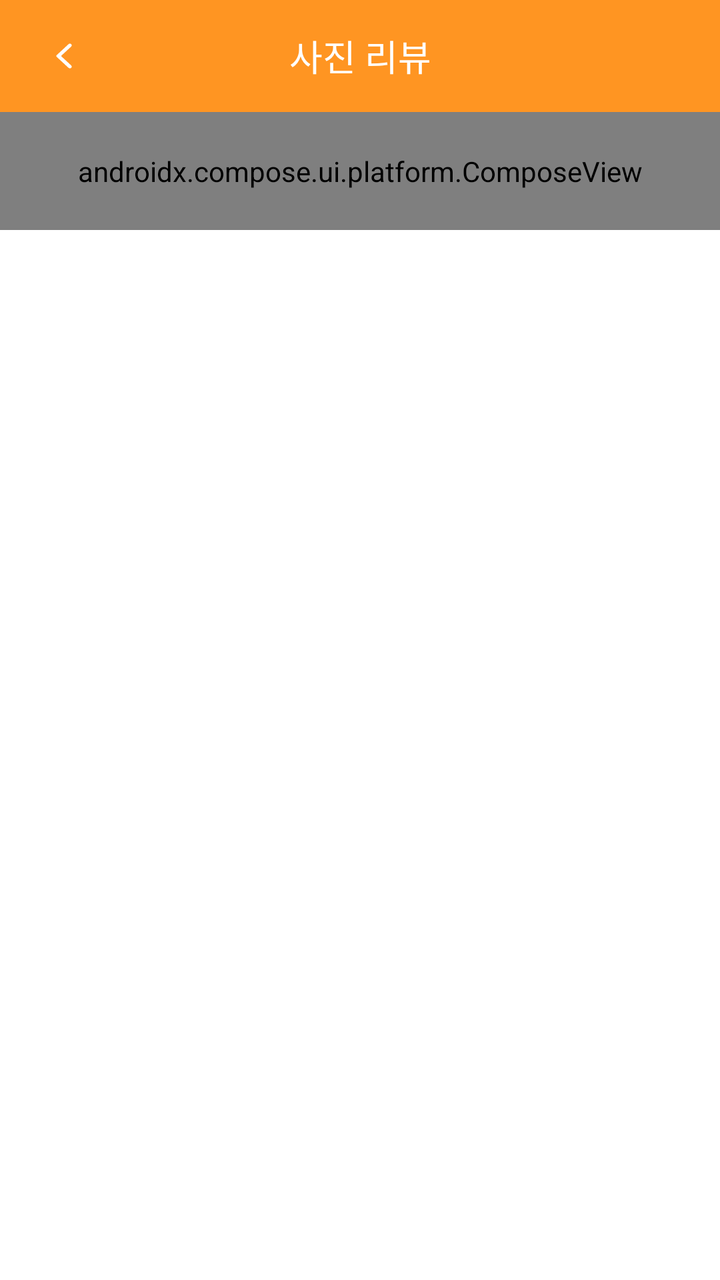
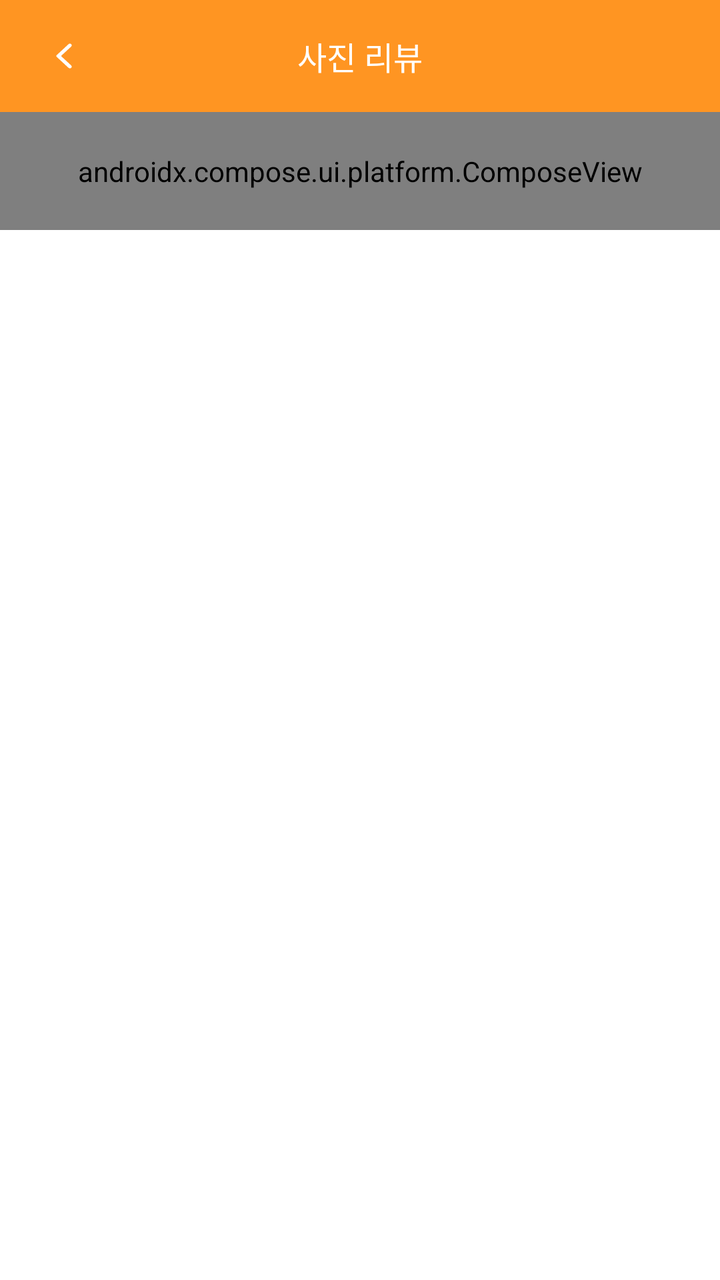

An Android layout rendered at two revisions. The XML below is the earlier revision; the diff shows what the commit changed to produce the second picture.
<!-- AndroidManifest.xml: application theme Theme.Siksha -->
<!-- res/layout/fragment_review_photo.xml -->
<?xml version="1.0" encoding="utf-8"?>
<LinearLayout xmlns:android="http://schemas.android.com/apk/res/android"
    xmlns:app="http://schemas.android.com/apk/res-auto"
    xmlns:tools="http://schemas.android.com/tools"
    android:layout_width="match_parent"
    android:layout_height="match_parent"
    android:background="@color/background_primary"
    android:orientation="vertical"
    tools:context=".ui.menuDetail.review.ReviewPhotoFragment">

    <LinearLayout
        android:id="@+id/tool_bar"
        android:layout_width="match_parent"
        android:layout_height="56dp"
        android:gravity="center_vertical"
        android:orientation="horizontal"
        android:background="@color/background_GNB" >

        <ImageView
            android:id="@+id/close_button"
            android:layout_width="wrap_content"
            android:layout_height="wrap_content"
            android:paddingHorizontal="20dp"
            android:paddingVertical="16dp"
            android:src="@drawable/ic_back_arrow" />

        <TextView
            android:layout_width="wrap_content"
            android:layout_height="wrap_content"
            android:layout_marginHorizontal="10dp"
            android:layout_marginVertical="12dp"
            android:layout_weight="1"
            android:fontFamily="@font/nanum_square_bold"
            android:text="@string/review_photo_title"
            android:textColor="@color/text_GNB"
            android:textAlignment="center"
            android:textSize="18dp" />

        
        <ImageView
            android:id="@+id/back_button_invisible"
            android:layout_width="wrap_content"
            android:layout_height="wrap_content"
            android:paddingHorizontal="20dp"
            android:paddingVertical="16dp"
            android:src="@drawable/ic_back_arrow"
            android:visibility="invisible" />

    </LinearLayout>

    <androidx.compose.ui.platform.ComposeView
        android:id="@+id/compose_view"
        android:layout_width="match_parent"
        android:layout_height="wrap_content"
        android:paddingTop="20dp"
        android:paddingBottom="20dp" />

    <TextView
        android:id="@+id/text_no_reviews"
        android:layout_width="match_parent"
        android:layout_height="0dp"
        android:layout_weight="1"
        android:visibility="gone"
        android:text="@string/review_nothing"
        android:fontFamily="@font/nanum_square_regular"
        android:textSize="18dp"
        android:gravity="center"
        android:textColor="@color/gray_700" />

</LinearLayout>
<!-- resources referenced by this layout -->
<resources>
  <color name="background_GNB">@color/orange_500</color>
  <color name="background_primary">@color/white</color>
  <color name="gray_700">#FF727478</color>
  <color name="text_GNB">@color/white</color>
  <!-- drawable ic_back_arrow (drawable) -->
  <vector xmlns:android="http://schemas.android.com/apk/res/android"
      android:width="24dp"
      android:height="24dp"
      android:viewportWidth="24"
      android:viewportHeight="24">
    <group
        android:rotation="180"
        android:pivotX="12"
        android:pivotY="12">
      <path
          android:pathData="M9.722,6.07L15.675,11.58C15.926,11.812 15.926,12.187 15.675,12.42L9.722,17.93C9.36,18.265 8.771,18.265 8.408,17.93C8.046,17.594 8.046,17.049 8.408,16.714L13.501,12L8.408,7.287C8.046,6.951 8.046,6.406 8.408,6.07C8.771,5.735 9.36,5.735 9.722,6.07Z"
          android:fillColor="@color/white"
          android:fillType="evenOdd"/>
    </group>
  
  </vector>
  <string name="review_nothing">리뷰가 없습니다.</string>
  <string name="review_photo_title">사진 리뷰</string>
  <style name="Theme.Siksha" parent="Theme.MaterialComponents.DayNight.NoActionBar">
          
          <item name="colorPrimary">@color/orange_500</item>
          <item name="colorPrimaryVariant">@color/pink_500</item>
          <item name="colorOnPrimary">@color/white</item>
          
          <item name="colorSecondary">@color/orange_500</item>
          <item name="colorSecondaryVariant">@color/pink_500</item>
          <item name="colorOnSecondary">@color/black</item>
          
          <item name="android:statusBarColor" tools:targetApi="l">@color/background_GNB</item>
          
      </style>
  <color name="orange_500">#FFFF9522</color>
  <color name="white">#FFFFFFFF</color>
  <color name="pink_500">#FFFD7878</color>
  <color name="black">#FF000000</color>
</resources>

<!-- the commit's change to res/layout/fragment_review_photo.xml (unified diff, before → after) -->
@@ -34,7 +34,7 @@
             android:text="@string/review_photo_title"
             android:textColor="@color/text_GNB"
             android:textAlignment="center"
-            android:textSize="18dp" />
+            android:textSize="16sp" />
 
         
         <ImageView
